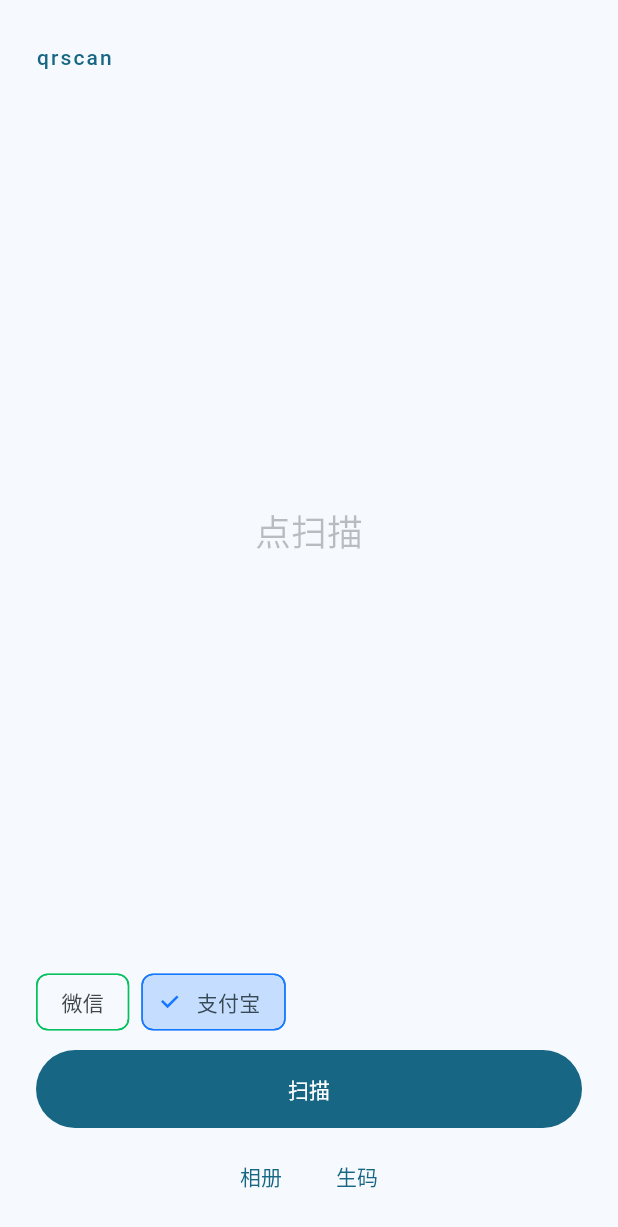
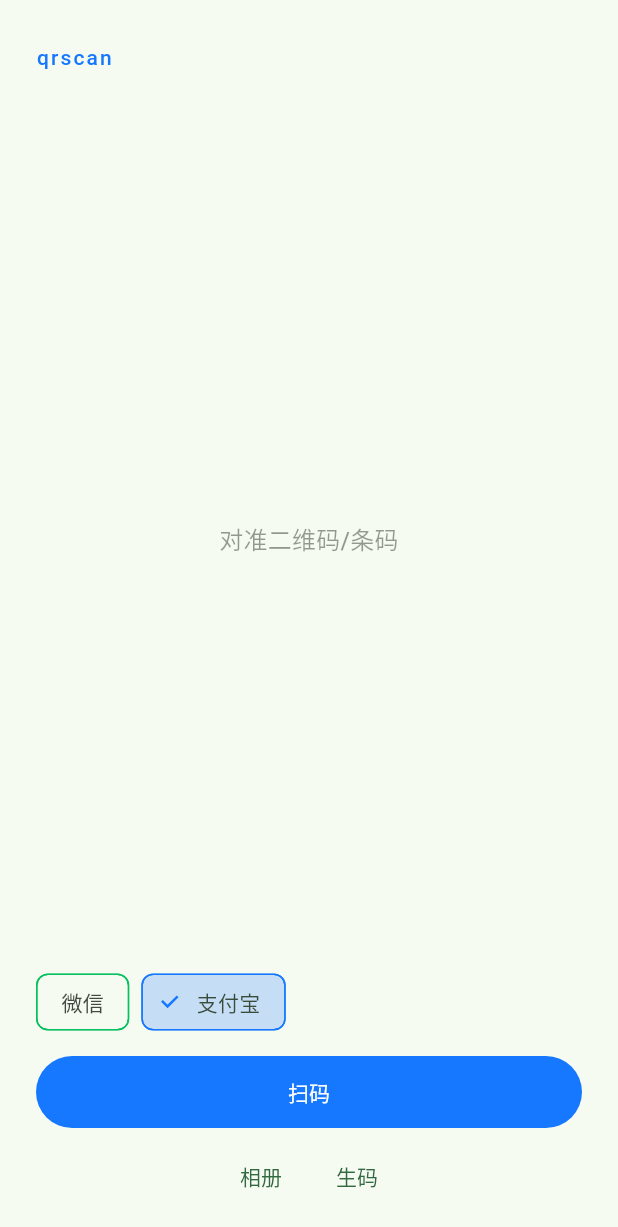
Before and after one commit to wu9007/qrcode_scanner, a Flutter app: the screen it shows after launch, after a tap on "支付宝", on a phone screen of 412 x 824 dp. Shown: the top 1227 px of the screen. Run offline on Flutter 3.47's test engine with Material 3 defaults, Android fonts, the light colour scheme and no system bars.

Commit message:
1.2.2: drop-in ScanButton demo (WeChat / Alipay looks).
Copy example/lib/scan_button.dart. scan() API unchanged.

```diff
--- a/example/lib/main.dart
+++ b/example/lib/main.dart
@@ -1,6 +1,8 @@
 import 'package:flutter/material.dart';
 import 'package:flutter/services.dart';
 import 'package:qrscan/qrscan.dart' as scanner;
+
+import 'scan_button.dart';
 
 void main() {
   runApp(const DemoApp());
@@ -16,7 +18,7 @@
       theme: ThemeData(
         useMaterial3: true,
         colorScheme: ColorScheme.fromSeed(
-          seedColor: const Color(0xFF12C4FF),
+          seedColor: const Color(0xFF07C160),
           brightness: Brightness.light,
         ),
       ),
@@ -37,16 +39,8 @@
   Uint8List? _png;
   scanner.ScanLooks _looks = scanner.ScanLooks.wechat;
 
-  Future<void> _scan() async {
-    try {
-      final String? code = await scanner.scan(looks: _looks);
-      if (!mounted) return;
-      setState(() => _result = code);
-    } on PlatformException catch (e) {
-      if (!mounted) return;
-      setState(() => _result = e.code);
-    }
-  }
+  String get _label =>
+      _looks == scanner.ScanLooks.alipay ? '扫码' : '扫一扫';
 
   Future<void> _photo() async {
     final String? code = await scanner.scanPhoto();
@@ -77,7 +71,7 @@
                 'qrscan',
                 style: Theme.of(context).textTheme.labelLarge?.copyWith(
                       letterSpacing: 1.4,
-                      color: cs.primary,
+                      color: _looks.color,
                     ),
               ),
               const SizedBox(height: 28),
@@ -86,19 +80,18 @@
                   child: _png != null
                       ? Image.memory(_png!, width: 180, height: 180)
                       : Text(
-                          _result ?? '点扫描',
+                          _result ?? _looks.hint ?? '点扫描',
                           textAlign: TextAlign.center,
-                          style: Theme.of(context).textTheme.headlineSmall
+                          style: Theme.of(context).textTheme.titleMedium
                               ?.copyWith(
                                 color: _result == null
-                                    ? cs.onSurface.withValues(alpha: 0.28)
+                                    ? cs.onSurface.withValues(alpha: 0.45)
                                     : cs.onSurface,
-                                height: 1.35,
+                                height: 1.4,
                               ),
                         ),
                 ),
               ),
-              const SizedBox(height: 12),
               Wrap(
                 spacing: 8,
                 children: <Widget>[
@@ -106,23 +99,25 @@
                     label: '微信',
                     color: scanner.ScanLooks.wechat.color,
                     selected: _looks == scanner.ScanLooks.wechat,
-                    onTap: () => setState(() => _looks = scanner.ScanLooks.wechat),
+                    onTap: () => setState(
+                      () => _looks = scanner.ScanLooks.wechat,
+                    ),
                   ),
                   _LooksChip(
                     label: '支付宝',
                     color: scanner.ScanLooks.alipay.color,
                     selected: _looks == scanner.ScanLooks.alipay,
-                    onTap: () => setState(() => _looks = scanner.ScanLooks.alipay),
+                    onTap: () => setState(
+                      () => _looks = scanner.ScanLooks.alipay,
+                    ),
                   ),
                 ],
               ),
-              const SizedBox(height: 8),
-              FilledButton(
-                onPressed: _scan,
-                style: FilledButton.styleFrom(
-                  minimumSize: const Size.fromHeight(52),
-                ),
-                child: const Text('扫描'),
+              const SizedBox(height: 12),
+              ScanButton(
+                looks: _looks,
+                label: _label,
+                onCode: (String code) => setState(() => _result = code),
               ),
               const SizedBox(height: 8),
               Row(
--- /dev/null
+++ b/example/lib/scan_button.dart
@@ -0,0 +1,43 @@
+import 'package:flutter/material.dart';
+import 'package:flutter/services.dart';
+import 'package:qrscan/qrscan.dart' as scanner;
+
+/// Drop this file into your app. Switch [looks] to [ScanLooks.alipay]
+/// or pass your own [ScanLooks(color: …, hint: …)].
+class ScanButton extends StatelessWidget {
+  const ScanButton({
+    super.key,
+    this.looks = scanner.ScanLooks.wechat,
+    this.label = '扫一扫',
+    this.onCode,
+  });
+
+  final scanner.ScanLooks looks;
+  final String label;
+  final ValueChanged<String>? onCode;
+
+  Future<void> _scan(BuildContext context) async {
+    try {
+      final String? code = await scanner.scan(looks: looks);
+      if (code != null) onCode?.call(code);
+    } on PlatformException catch (e) {
+      if (!context.mounted) return;
+      ScaffoldMessenger.of(context).showSnackBar(
+        SnackBar(content: Text(e.code)),
+      );
+    }
+  }
+
+  @override
+  Widget build(BuildContext context) {
+    return FilledButton(
+      style: FilledButton.styleFrom(
+        backgroundColor: looks.color,
+        foregroundColor: Colors.white,
+        minimumSize: const Size.fromHeight(48),
+      ),
+      onPressed: () => _scan(context),
+      child: Text(label),
+    );
+  }
+}
--- a/pubspec.yaml
+++ b/pubspec.yaml
@@ -2,7 +2,7 @@
 description: >-
   One-shot Flutter QR/barcode scanner: open camera, first decode, string back.
   Android CameraX+ZXing, iOS Vision. Not a widget.
-version: 1.2.1
+version: 1.2.2
 homepage: https://pub.dev/packages/qrscan
 repository: https://github.com/wu9007/qrcode_scanner
 issue_tracker: https://github.com/wu9007/qrcode_scanner/issues
```
Also changed, not shown: 4 other files.
